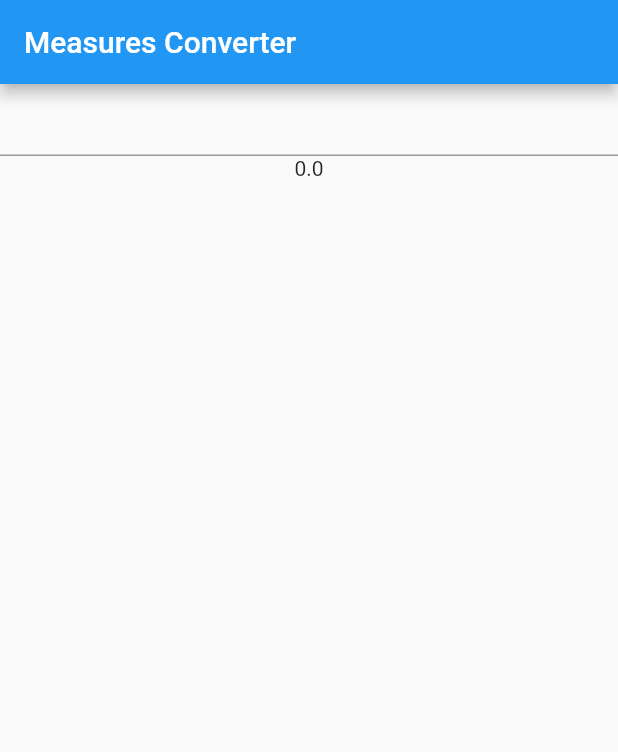
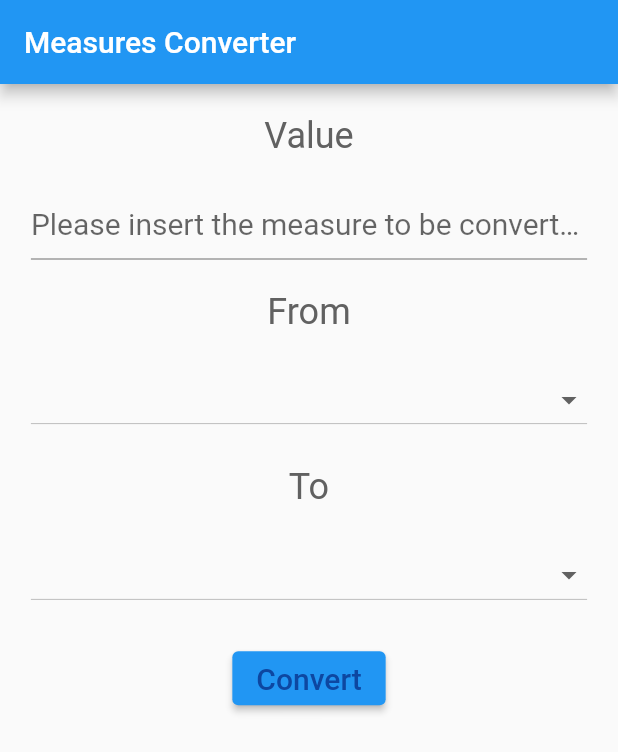
Before and after one commit to AJtwiss01/flutter-practice, a Flutter app: the screen it shows after launch, on a phone screen of 412 x 824 dp. Shown: the top 752 px of the screen. Run offline on Flutter 3.47's test engine with Material 2 defaults, Android fonts, the phone set to English and light mode, and no system bars.

Commit message:
finished chapter one

```diff
--- a/flutter-projects/chapter01/lib/main.dart
+++ b/flutter-projects/chapter01/lib/main.dart
@@ -1,62 +1,162 @@
 import 'package:flutter/material.dart';
+import 'util/utility.dart';
 
-void main() => runApp(MyApp());
+void main() {
+  runApp(MaterialApp(
+    title: 'Measures Converter',
+    home: MyApp(),
+  ));
+}
 
 class MyApp extends StatefulWidget {
   @override
-  StatfullApp createState() => StatfullApp();
+  MyAppState createState() => MyAppState();
 }
 
-class StatfullApp extends State<MyApp> {
+class MyAppState extends State<MyApp> {
   double numberFrom = 0;
+  String startMeasure = '';
+  String convertedMeasure = '';
+  double result = 0;
+  String resultMessage = '';
+  @override
+  Widget build(BuildContext context) {
+    double sizeX = MediaQuery.of(context).size.width;
+    double sizeY = MediaQuery.of(context).size.height;
+    final TextStyle inputStyle = TextStyle(
+      fontSize: 20,
+      color: Colors.blue[900],
+    );
+    final TextStyle labelStyle = TextStyle(
+      fontSize: 24,
+      color: Colors.grey[700],
+    );
 
-  @override
-  void initState() {
-    numberFrom = 0;
-    super.initState();
-  }
-
-  Widget build(BuildContext context) {
-    return MaterialApp(
-      title: 'Measures Converter',
-      home: Scaffold(
+    final spacer = Padding(padding: EdgeInsets.only(bottom: sizeY / 40));
+    final List<String> measures = [
+      'meters',
+      'kilometers',
+      'grams',
+      'kilograms',
+      'feet',
+      'miles',
+      'pounds (lbs)',
+      'ounces',
+    ];
+    return Scaffold(
       appBar: AppBar(
         title: Text('Measures Converter'),
       ),
-        body: Center(
+      body: Container(
+        width: sizeX,
+        padding: EdgeInsets.all(sizeX / 20),
+        child: SingleChildScrollView(
             child: Column(
           children: [
+            Text(
+              'Value',
+              style: labelStyle,
+            ),
+            spacer,
             TextField(
+              style: inputStyle,
+              decoration: const InputDecoration(
+                hintText: "Please insert the measure to be converted",
+              ),
               onChanged: (text) {
-                  var rv = double.tryParse(text);
-                  if (rv != null) {
                 setState(() {
-                      numberFrom = rv;
+                  numberFrom = double.parse(text);
                 });
-                  }
               },
             ),
-              Text((numberFrom == null) ? '' : numberFrom.toString())
+            spacer,
+            Text(
+              'From',
+              style: labelStyle,
+            ),
+            spacer,
+            DropdownButton(
+              isExpanded: true,
+              style: inputStyle,
+              value: startMeasure,
+              items: measures.map((String value) {
+                return DropdownMenuItem<String>(
+                  value: value,
+                  child: Text(
+                    value,
+                    style: inputStyle,
+                  ),
+                );
+              }).toList(),
+              onChanged: (value) {
+                onStartMeasureChanged(value!);
+              },
+            ),
+            spacer,
+            Text(
+              'To',
+              style: labelStyle,
+            ),
+            spacer,
+            DropdownButton(
+              isExpanded: true,
+              style: inputStyle,
+              value: convertedMeasure,
+              items: measures.map((String value) {
+                return DropdownMenuItem<String>(
+                  value: value,
+                  child: Text(
+                    value,
+                    style: inputStyle,
+                  ),
+                );
+              }).toList(),
+              onChanged: (value) {
+                onConvertedMeasureChanged(value!);
+              },
+            ),
+            spacer,
+            ElevatedButton(
+              child: Text('Convert', style: inputStyle),
+              onPressed: () => convert(),
+            ),
+            spacer,
+            Text(
+              resultMessage,
+              style: labelStyle,
+            )
           ],
-          ),
-        ),
+        )),
       ),
     );
   }
+
+  void onStartMeasureChanged(String value) {
+    setState(() {
+      startMeasure = value;
+    });
   }
-// class MyApp extends StatelessWidget {
-//   @override
-//   Widget build(BuildContext context) {
-//     return MaterialApp(
-//       title: 'Measures Converter',
-//       home: Scaffold(
-//         appBar: AppBar(
-//           title: Text('Measures Converter'),
-//         ),
-//         body: Center(
-//           child: Text('Measures Converter'),
-//         ),
-//       ),
-//     );
-//   }
-// }
+
+  void onConvertedMeasureChanged(String value) {
+    setState(() {
+      convertedMeasure = value;
+    });
+  }
+
+  void convert() {
+    if (startMeasure.isEmpty || convertedMeasure.isEmpty || numberFrom == 0) {
+      return;
+    }
+    Conversion c = Conversion();
+    double result = c.convert(numberFrom, startMeasure, convertedMeasure);
+    setState(() {
+      result = result;
+      if (result == 0) {
+        resultMessage = 'This conversion cannot be performed';
+      } else {
+        resultMessage =
+            '${numberFrom.toString()} $startMeasure are ${result.toString()} $convertedMeasure';
+      }
+    });
+  }
+}
--- /dev/null
+++ b/flutter-projects/chapter01/lib/util/utility.dart
@@ -0,0 +1,36 @@
+class Conversion {
+  //helps transform the strings in numbers for the List
+  final int w = 8;
+  var formulas;
+  Map<String, int> measures = {
+    'meters': 0,
+    'kilometers': 1,
+    'grams': 2,
+    'kilograms': 3,
+    'feet': 4,
+    'miles': 5,
+    'pounds (lbs)': 6,
+    'ounces': 7,
+  };
+  //builds the list containing the formulas
+  //List<List<double>> formulas;
+  Conversion() {
+    formulas = {
+      '0': [1, 0.001, 0, 0, 3.28084, 0.000621371, 0, 0],
+      '1': [1000, 1, 0, 0, 3280.84, 0.621371, 0, 0],
+      '2': [0, 0, 1, 0.0001, 0, 0, 0.00220462, 0.035274],
+      '3': [0, 0, 1000, 1, 0, 0, 2.20462, 35.274],
+      '4': [0.3048, 0.0003048, 0, 0, 1, 0.000189394, 0, 0],
+      '5': [1609.34, 1.60934, 0, 0, 5280, 1, 0, 0],
+      '6': [0, 0, 453.592, 0.453592, 0, 0, 1, 16],
+      '7': [0, 0, 28.3495, 0.0283495, 3.28084, 0, 0.0625, 1],
+    };
+  }
+
+  double convert(double value, String from, String to) {
+    int nFrom = measures[from] ?? 0;
+    int nTo = measures[to] ?? 0;
+    var multiplier = formulas[nFrom.toString()][nTo];
+    return value * multiplier;
+  }
+}
```
Lines whose indentation alone changed are shown as unchanged.
